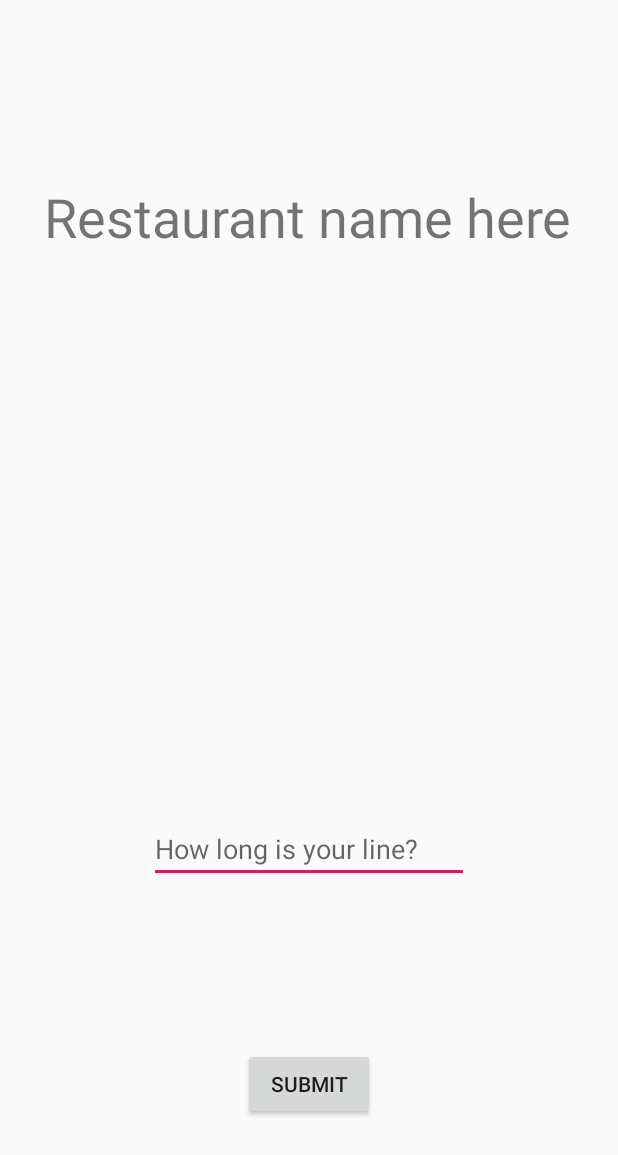
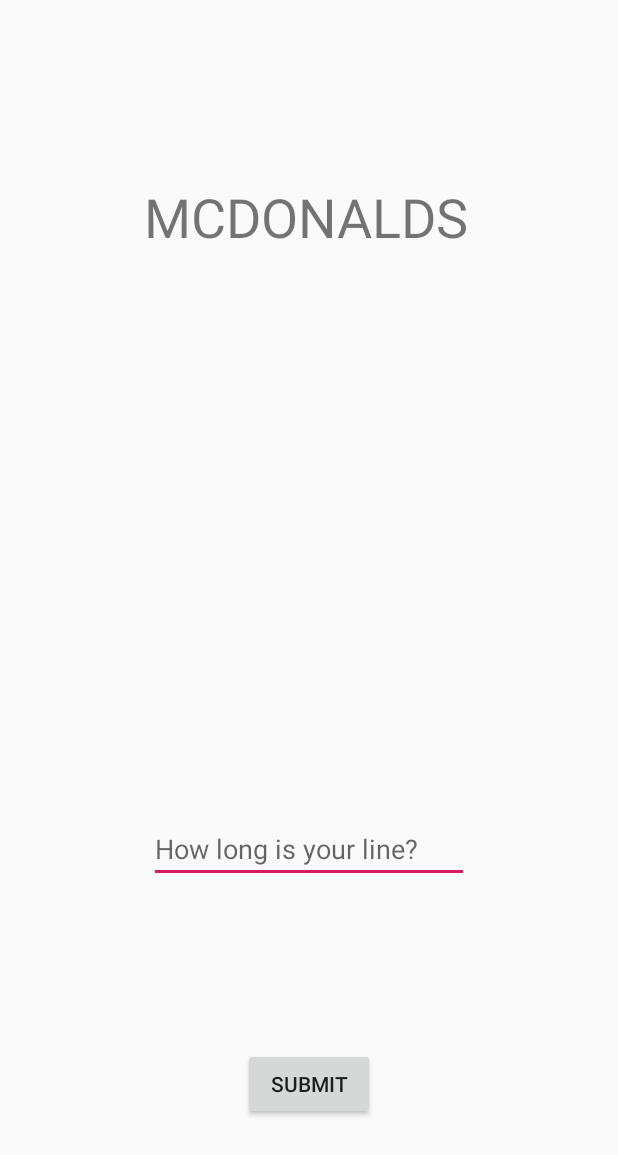
Before and after one commit to harrisonturley/time-line, an Android app: the ReportQueueActivity screen opened directly, with no data from a screen before it, on a phone screen of 412 x 824 dp. Shown: the top 1155 px of the screen. Run offline under Robolectric (Android 15) with nearby library versions, the phone set to English and light mode, and no system bars.

Commit message:
fixed up reportqueue a bit

```diff
--- a/Android/app/src/main/java/com/cpen321/cloutservices/timeline/ReportQueueActivity.java
+++ b/Android/app/src/main/java/com/cpen321/cloutservices/timeline/ReportQueueActivity.java
@@ -41,10 +41,12 @@
         submitQueueBtn = findViewById(R.id.submit_btn);
         queueInput = findViewById(R.id.queue_input);
         progressBar = findViewById(R.id.progressBar);
+        restaurantname = findViewById(R.id.restaurant_name);
 
         /* retrieve restaurant from search activity */
-        bundle = getIntent().getExtras();
-        restaurantId = bundle.getString("restaurantId");
+//        bundle = getIntent().getExtras();
+//        restaurantId = bundle.getString("restaurantId");
+        restaurantId = "MCDONALDS";
         restaurantname.setText(restaurantId);
 
         submitQueueBtn.setOnClickListener(new View.OnClickListener() {
```
Also changed, not shown: Android/app/src/main/java/com/cpen321/cloutservices/timeline/model/ApiService.java (line endings or trailing spaces).
